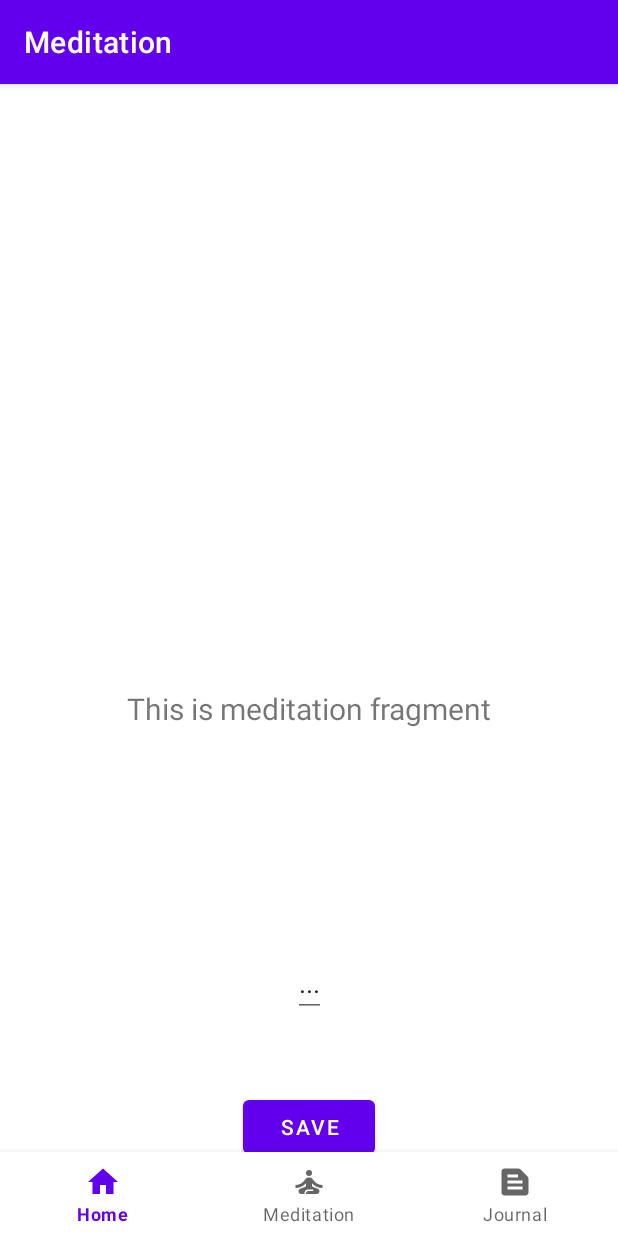
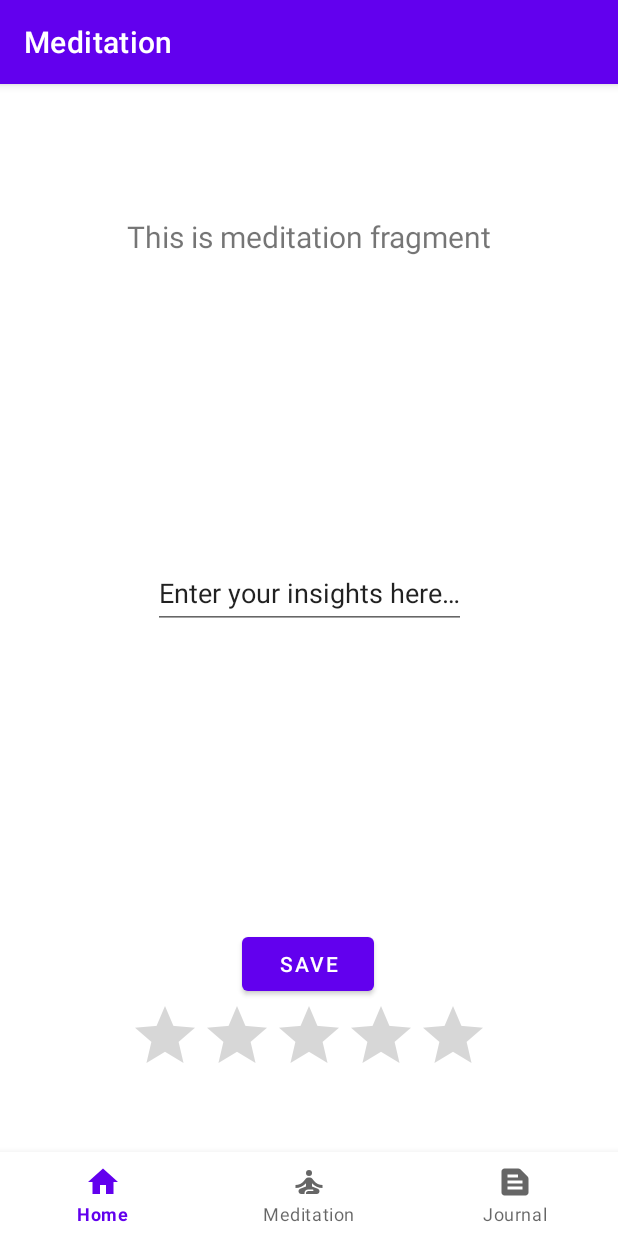
Before and after one commit to carrolljody/ClearTab, an Android app: the MeditateFragment screen opened through its navigation route, after a tap on "SAVE", on a phone screen of 412 x 824 dp. Run offline under Robolectric (Android 15) with nearby library versions, the phone set to English and light mode, and no system bars; our stand-ins replace Firebase (no records; nobody signed in at launch, a user with empty details on screens opened directly), Room's generated code, navigation-ui.

Commit message:
Clean up meditation ui. Fix connection to viewModel
Meditation exercise complete

```diff
--- a/app/src/main/java/com/example/cleartab/ui/meditate/MeditateFragment.java
+++ b/app/src/main/java/com/example/cleartab/ui/meditate/MeditateFragment.java
@@ -7,6 +7,7 @@ import android.view.View;
 import android.view.ViewGroup;
 import android.widget.Button;
 import android.widget.EditText;
+import android.widget.RatingBar;
 import android.widget.TextView;
 
 import androidx.annotation.NonNull;
@@ -24,6 +25,7 @@ public class MeditateFragment extends Fragment {
     private EditText meditateEditText;
     private TextView meditateTextView;
     private Button saveButton;
+    private RatingBar meditateRatingBar;
 
     @RequiresApi(api = Build.VERSION_CODES.O)
     public View onCreateView(@NonNull LayoutInflater inflater,
@@ -39,20 +41,21 @@ public class MeditateFragment extends Fragment {
         meditateEditText = root.findViewById(R.id.text_exercise);
         meditateTextView = root.findViewById(R.id.text_meditate);
         saveButton = root.findViewById(R.id.button_save);
+        meditateRatingBar = root.findViewById(R.id.exercise_ratingBar);
 
         final TextView textView = binding.textMeditate;
         meditateViewModel.getText().observe(getViewLifecycleOwner(), textView::setText);
 
         saveButton.setOnClickListener(v-> {
-            meditateViewModel.savePost("test", 5);
+            meditateViewModel.savePost(meditateEditText.getText().toString(), (int)meditateRatingBar.getRating());
+        });
+
+        meditateEditText.setOnClickListener(v->{
+            meditateEditText.setText("");
         });
         return root;
     }
 
- /*   @RequiresApi(api = Build.VERSION_CODES.O)
-    public void saveData() {
-        meditateViewModel.savePost(meditateEditText.getText().toString(), 5);
-    }*/
     @Override
     public void onDestroyView() {
         super.onDestroyView();
--- a/app/src/main/res/layout/fragment_meditate.xml
+++ b/app/src/main/res/layout/fragment_meditate.xml
@@ -11,11 +11,10 @@
         android:layout_width="match_parent"
         android:layout_height="wrap_content"
         android:layout_marginStart="8dp"
-        android:layout_marginTop="8dp"
+        android:layout_marginTop="32dp"
         android:layout_marginEnd="8dp"
         android:textAlignment="center"
         android:textSize="20sp"
-        app:layout_constraintBottom_toBottomOf="parent"
         app:layout_constraintEnd_toEndOf="parent"
         app:layout_constraintStart_toStartOf="parent"
         app:layout_constraintTop_toTopOf="parent" />
@@ -23,21 +22,32 @@
     <EditText
         android:id="@+id/text_exercise"
         android:layout_width="wrap_content"
-        android:layout_height="wrap_content"
-        android:text="..."
-        app:layout_constraintBottom_toBottomOf="parent"
+        android:layout_height="48dp"
+        android:text="@string/exercise_pushText"
+        app:layout_constraintBottom_toTopOf="@+id/button_save"
         app:layout_constraintEnd_toEndOf="parent"
         app:layout_constraintStart_toStartOf="parent"
         app:layout_constraintTop_toBottomOf="@+id/text_meditate" />
 
     <Button
+        android:id="@+id/button_save"
         android:layout_width="wrap_content"
         android:layout_height="wrap_content"
-        android:id="@+id/button_save"
         android:onClick="saveData"
         android:text="@string/save"
+        app:layout_constraintBottom_toTopOf="@+id/exercise_ratingBar"
+        app:layout_constraintEnd_toEndOf="parent"
+        app:layout_constraintHorizontal_bias="0.498"
+        app:layout_constraintStart_toStartOf="parent" />
+
+    <RatingBar
+        android:id="@+id/exercise_ratingBar"
+        android:layout_width="wrap_content"
+        android:layout_height="wrap_content"
+        android:layout_marginBottom="100dp"
+        android:numStars="5"
+        android:stepSize="1"
         app:layout_constraintBottom_toBottomOf="parent"
         app:layout_constraintEnd_toEndOf="parent"
-        app:layout_constraintStart_toStartOf="parent"
-        app:layout_constraintTop_toBottomOf="@+id/text_exercise" />
+        app:layout_constraintStart_toStartOf="parent" />
 </androidx.constraintlayout.widget.ConstraintLayout>
--- a/app/src/main/res/values/strings.xml
+++ b/app/src/main/res/values/strings.xml
@@ -4,4 +4,5 @@
     <string name="title_meditate">Meditation</string>
     <string name="title_journal">Journal</string>
     <string name="save">Save</string>
+    <string name="exercise_pushText">Enter your insights here…</string>
 </resources>
```
Also changed, not shown: 1 other file.
